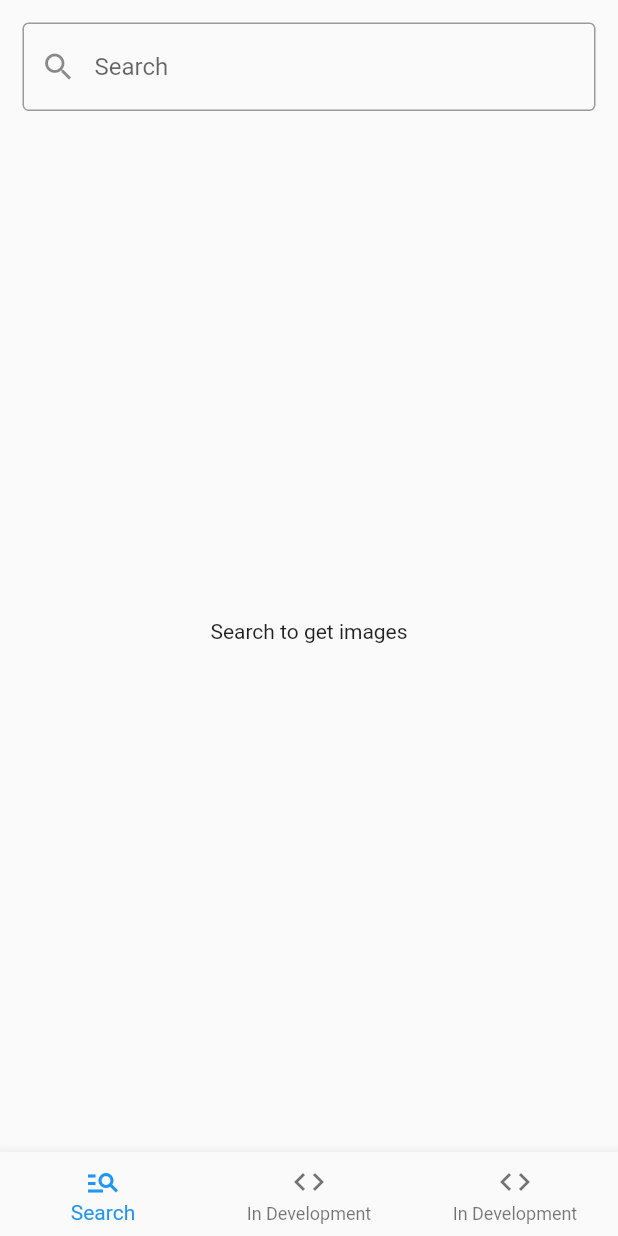
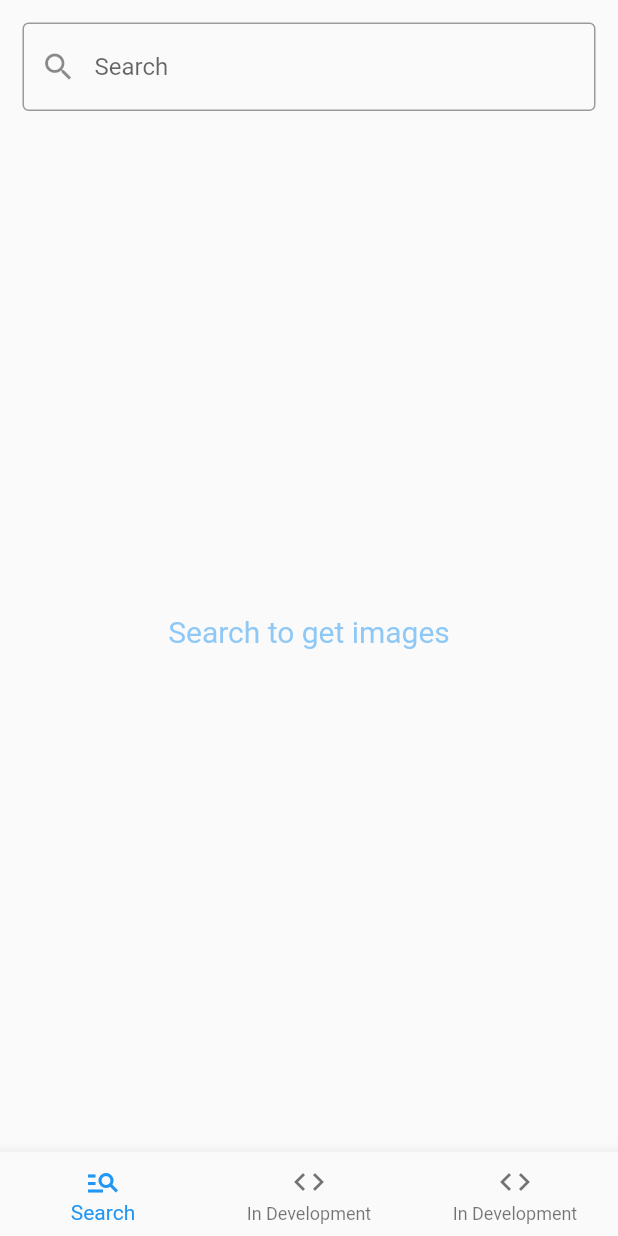
Before and after one commit to AakashNilavan/photo_gallery, a Flutter app: the screen it shows after launch, on a phone screen of 412 x 824 dp. Run offline on Flutter 3.47's test engine with Material 2 defaults, Android fonts, the phone set to English and light mode, and no system bars; our stand-ins replace bloc, cached_network_image, flutter_bloc, freezed_annotation; missing offline and left inert: unsplash_client; generated files the repository leaves out were written again.

```diff
--- a/lib/bloc/gallery_event.dart
+++ b/lib/bloc/gallery_event.dart
@@ -2,6 +2,11 @@ part of 'gallery_bloc.dart';
 
 @freezed
 class GalleryEvent with _$GalleryEvent {
-  const factory GalleryEvent.searchPhoto({required String query,required int page}) =
-      GetSearchPhoto;
+  const factory GalleryEvent.searchPhoto(
+      {required String query,
+      required int page,
+      required bool clearPrev}) = GetSearchPhoto;
+
+  const factory GalleryEvent.getPhotoDetail({required String id}) =
+      GetPhotoDetail;
 }
--- a/lib/bloc/gallery_state.dart
+++ b/lib/bloc/gallery_state.dart
@@ -1,25 +1,34 @@
 part of 'gallery_bloc.dart';
 
-@freezed
+@unfreezed
 class GalleryState with _$GalleryState {
-  const factory GalleryState({
-    @Default(false) bool loading,
-    String? error,
-    SearchResults<Photo>? results,
-    int? currentPage
-  }) = _GalleryState;
+  factory GalleryState(
+      {@Default(false) bool loading,
+      String? error,
+      int? total,
+      List<Photo>? searchResults,
+      Photo? photoDetails,
+      @Default(false) bool showPhotoDetail,
+      String? query,
+      int? currentPage}) = _GalleryState;
 
   factory GalleryState.initial({
     bool loading = false,
     String? error,
-    SearchResults<Photo>? results,
+    int? total,
+    List<Photo>? searchResults,
+    Photo? photoDetails,
+    bool showPhotoDetail = false,
+    String? query,
     int? currentPage,
   }) =>
       GalleryState(
-        loading: loading,
-        error: error,
-        results: results,
-        currentPage: currentPage
-      );
-
+          loading: loading,
+          error: error,
+          total: total,
+          searchResults: searchResults,
+          photoDetails: photoDetails,
+          showPhotoDetail: showPhotoDetail,
+          query: query,
+          currentPage: currentPage);
 }
--- a/lib/main.dart
+++ b/lib/main.dart
@@ -4,7 +4,8 @@ import 'package:photo_gallery/bloc/gallery_bloc.dart';
 import 'package:photo_gallery/pages/home_page.dart';
 
 void main() {
-  runApp(const MyApp());
+  runApp(BlocProvider<GalleryBloc>(
+      create: (context) => GalleryBloc(), child: const MyApp()));
 }
 
 class MyApp extends StatelessWidget {
@@ -27,8 +28,7 @@ class MyApp extends StatelessWidget {
         // is not restarted.
         primarySwatch: Colors.blue,
       ),
-      home: BlocProvider<GalleryBloc>(
-          create: (context) => GalleryBloc(), child: const Home()),
+      home: const Home(),
     );
   }
 }
--- a/lib/pages/gallery.dart
+++ b/lib/pages/gallery.dart
@@ -1,6 +1,9 @@
+import 'dart:async';
+
 import 'package:flutter/material.dart';
 import 'package:flutter_bloc/flutter_bloc.dart';
 import 'package:photo_gallery/bloc/gallery_bloc.dart';
+import 'package:photo_gallery/pages/photo_detailed.dart';
 import 'package:photo_gallery/pages/ui_components/gallery_card.dart';
 
 class Gallery extends StatefulWidget {
@@ -12,9 +15,34 @@ class Gallery extends StatefulWidget {
 
 class _GalleryState extends State<Gallery> {
   TextEditingController queryController = TextEditingController();
+  ScrollController? scrollController;
+  Timer? _debounce;
+
+  String? query;
+  int? currPage;
+  int? limit;
+  int? current;
+  bool? isLoading;
+
+  _update(q, cp, l, c, il) {
+    query = q;
+    currPage = cp;
+    limit = l;
+    current = c;
+    isLoading = il;
+  }
+
+  _onSearchChanged(String query) {
+    if (_debounce?.isActive ?? false) _debounce?.cancel();
+    _debounce = Timer(const Duration(milliseconds: 500), () {
+      BlocProvider.of<GalleryBloc>(context).add(
+          GalleryEvent.searchPhoto(query: query, page: 1, clearPrev: true));
+    });
+  }
 
   @override
   void initState() {
+    scrollController = ScrollController()..addListener(_scrollListener);
     super.initState();
   }
 
@@ -26,8 +54,7 @@ class _GalleryState extends State<Gallery> {
       child: Column(
         children: [
           TextField(
-            onChanged: (value) => BlocProvider.of<GalleryBloc>(context)
-                .add(GalleryEvent.searchPhoto(query: value, page: 1)),
+            onChanged: (value) => _onSearchChanged(value),
             controller: queryController,
             decoration: const InputDecoration(
                 prefixIcon: Icon(Icons.search),
@@ -37,40 +64,70 @@ class _GalleryState extends State<Gallery> {
           const SizedBox(
             height: 15,
           ),
+          Expanded(child: BlocBuilder<GalleryBloc, GalleryState>(
+            builder: (context, state) {
+              if (state.showPhotoDetail && state.photoDetails != null) {
+                WidgetsBinding.instance.addPostFrameCallback((_) {
+                  Navigator.push(
+                      context,
+                      MaterialPageRoute(
+                        builder: (context) =>
+                            PhotoDetail(photo: state.photoDetails!),
+                      ));
+                });
+              }
+              if (((state.loading && (state.currentPage ?? 0) > 1) ||
+                  state.searchResults != null)) {
+                _update(state.query, state.currentPage, state.total,
+                    state.searchResults?.length, state.loading);
+                if (state.searchResults!.isEmpty) {
+                  return Center(
+                    child: Text('No results found',
+                        style: TextStyle(
+                            fontSize: 20, color: Colors.cyan.withOpacity(0.5))),
+                  );
+                }
+                return Column(
+                  children: [
                     Expanded(
-              child: BlocBuilder<GalleryBloc, GalleryState>(
-
-            builder: (context, state) {
-              if (state.loading) {
-                return const Center(
-                  child: SizedBox(
-                      height: 100,
-                      width: 100,
-                      child: CircularProgressIndicator()),
-                );
-              } else if (state.results != null) {
-                return ListView.separated(
+                        child: ListView.separated(
+                      controller: scrollController,
                       itemBuilder: (context, index) {
-                    return GalleryCard(photo: state.results!.results[index]);
+                        return GalleryCard(photo: state.searchResults![index]);
                       },
-                  itemCount: state.results!.results.length,
+                      itemCount: state.searchResults!.length,
                       separatorBuilder: (BuildContext context, int index) {
                         return const SizedBox(
                           height: 8,
                         );
                       },
+                    )),
+                    if (!state.showPhotoDetail && state.loading)
+                      const Center(
+                        child: SizedBox(
+                          height: 50,
+                          width: 50,
+                          child: CircularProgressIndicator(),
+                        ),
+                      )
+                  ],
                 );
               } else if (state.error != null) {
-                return const Center(
-                  child: Text("Error Occurred"),
-                );
-              } else if (state.error == null && state.results == null) {
-                return const Center(
-                  child: Text("Search to get images"),
+                WidgetsBinding.instance.addPostFrameCallback((_) {
+                  ScaffoldMessenger.of(context)
+                      .showSnackBar(SnackBar(content: Text(state.error!)));
+                });
+              } else if (state.error == null && state.searchResults == null) {
+                return Center(
+                  child: Text("Search to get images",
+                      style: TextStyle(
+                          fontSize: 20, color: Colors.blue.withOpacity(0.5))),
                 );
               }
-              return const Center(
-                child: Text("Some Error Occurred"),
+              return Center(
+                child: Text('Some error occurred',
+                    style: TextStyle(
+                        fontSize: 20, color: Colors.yellow.withOpacity(0.5))),
               );
             },
           )),
@@ -78,4 +135,27 @@ class _GalleryState extends State<Gallery> {
       ),
     ));
   }
+
+  void _scrollListener() {
+    if (scrollController!.position.extentAfter < 500) {
+      if (limit! > current!) {
+        if (!isLoading!) {
+          if (_debounce?.isActive ?? false) _debounce?.cancel();
+          _debounce = Timer(const Duration(milliseconds: 1000), () {
+            BlocProvider.of<GalleryBloc>(context).add(GalleryEvent.searchPhoto(
+                query: query!, page: currPage! + 1, clearPrev: false));
+          });
         }
+      }
+    }
+  }
+
+  @override
+  void dispose() {
+    scrollController?.removeListener(_scrollListener);
+    _debounce?.cancel();
+    scrollController?.dispose();
+    queryController.dispose();
+    super.dispose();
+  }
+}
```
Also changed, not shown: lib/bloc/gallery_bloc.dart (+25 -17 lines), lib/pages/photo_detailed.dart (added, +100 -0 lines), lib/pages/ui_components/gallery_card.dart (+32 -12 lines), lib/utils/unsplash_client.dart (+9 -3 lines), pubspec.yaml (+13 -1 lines), assets/icon/icon.png (added), pubspec.lock, 13 other files. Lines whose indentation alone changed are shown as unchanged.
